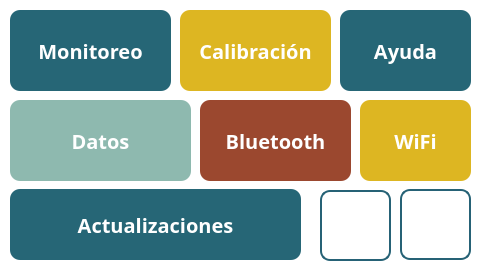
Old version of the form src/views/MainMenuView/MainMenuLandscape.ui in the repository Giocerz/water_quality_rpi_unal.
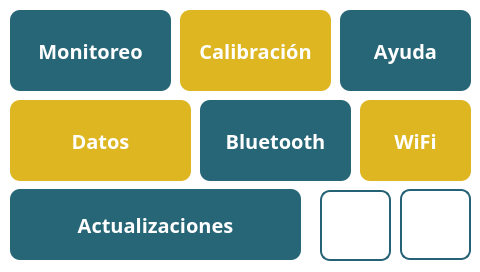
New version of the form.

The edit to the form file:
```diff
--- a/src/views/MainMenuView/MainMenuLandscape.ui
+++ b/src/views/MainMenuView/MainMenuLandscape.ui
@@ -148,7 +148,7 @@
     </property>
     <property name="styleSheet">
      <string notr="true">QPushButton {
-	background-color: #9B482F;
+	background-color: #266676;
 	color: white;
 }</string>
     </property>
@@ -167,7 +167,7 @@
     </property>
     <property name="styleSheet">
      <string notr="true">QPushButton {
-	background-color: #8EB9AF;
+	background-color: #DDB622;
 	color: white;
 }</string>
     </property>
```
